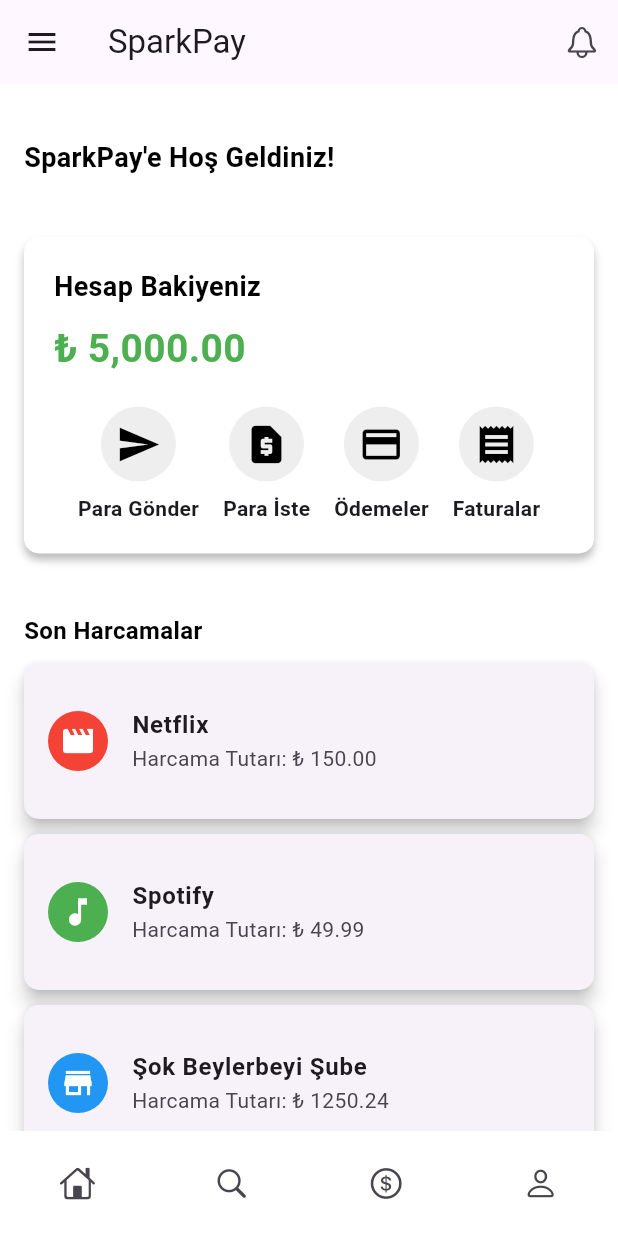
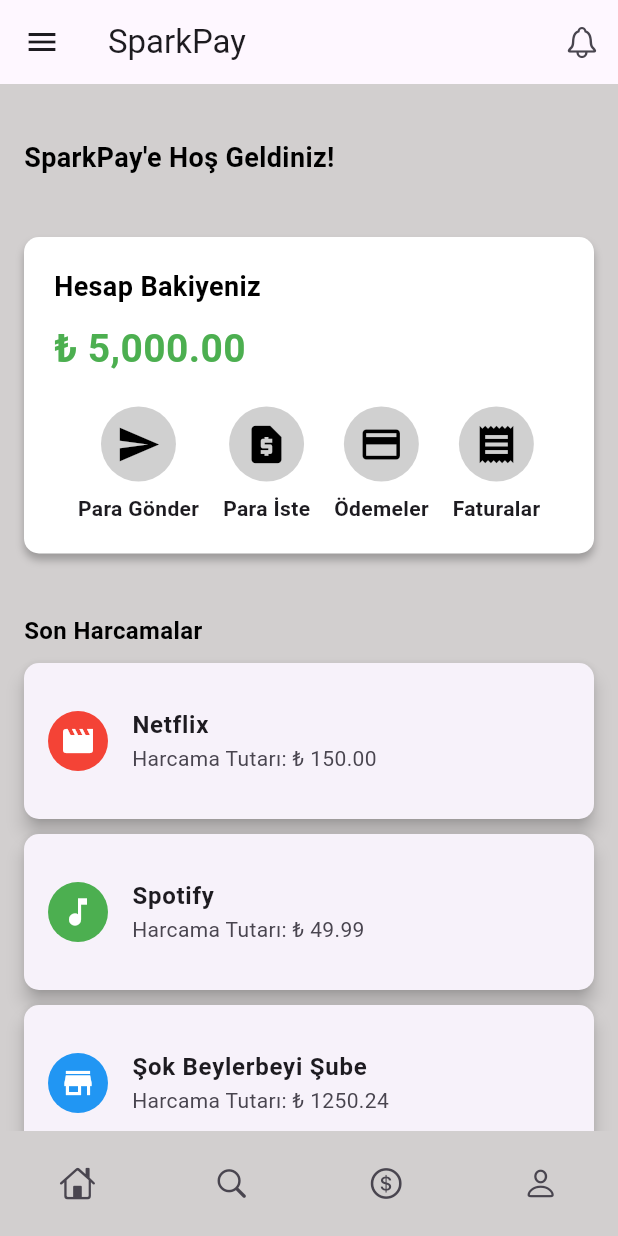
Before and after one commit to tollgaa/SparkPay-Flutter, a Flutter app: the HomeScreen screen opened by its route, on a phone screen of 412 x 824 dp. Run offline on Flutter 3.47's test engine with Material 3 defaults, Android fonts, the phone set to English and light mode, and no system bars; our stand-ins replace go_router, lottie; missing offline and left inert: dotlottie_loader.

Commit message:
Update
- Kod satırları ve ReadMe dosyası düzenlendi.

```diff
--- a/lib/core/constants.dart
+++ b/lib/core/constants.dart
@@ -1,4 +1,5 @@
+//Temalar, renkler vb. burada bulunuyor.
 import 'package:flutter/material.dart';
 
-const ArkaPlanRengi = Colors.white;
+const ArkaPlanRengi = Color.fromARGB(255, 210, 207, 207);
 const KilitEkranArkaPlanRengi =Color.fromARGB(255, 35, 47, 59);
--- a/lib/core/themes.dart
+++ /dev/null
@@ -1 +0,0 @@
-//Temalar, renkler vb. burada bulunuyor.
--- a/lib/screens/currency_screen.dart
+++ b/lib/screens/currency_screen.dart
@@ -32,6 +32,7 @@
   @override
   Widget build(BuildContext context) {
     return ListView.builder(
+
       itemCount: currencies.length,
       itemBuilder: (context, index) {
         final currency = currencies[index];
--- a/lib/screens/home_screen.dart
+++ b/lib/screens/home_screen.dart
@@ -207,7 +207,7 @@
       children: [
         CircleAvatar(
           radius: 25,
-          backgroundColor: Colors.grey[200],
+          backgroundColor: const Color.fromARGB(255, 208, 208, 208),
           child: Icon(
             icon,
             size: 30,
```
Also changed, not shown: 1 other file.
